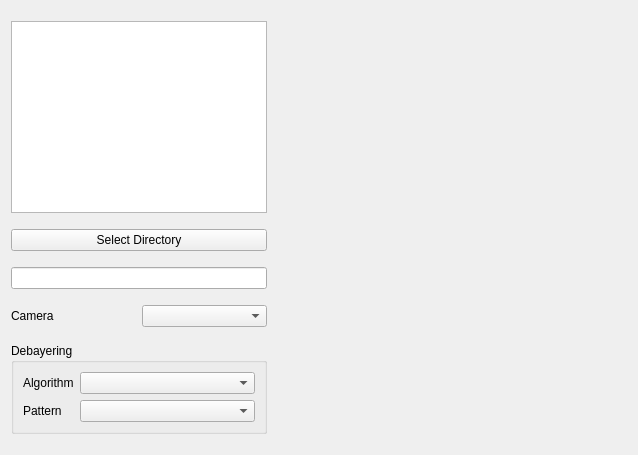
The window that src/pcot/assets/inputrgb.ui (AU-ExoMars/PCOT) describes before a commit, drawn with Qt 5.
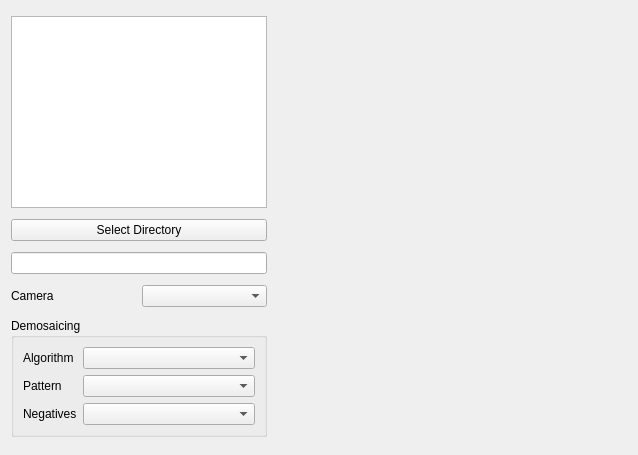
The same window after the commit. Custom widgets are drawn as their Qt base class.

Commit message: A lot more work on debayering / demosaicing. We now have Menon/DDFAPD, and post-processing for negatives. Contributions from the colour-demosaicing package source under license.

Patch:
```diff
--- a/src/pcot/assets/inputrgb.ui
+++ b/src/pcot/assets/inputrgb.ui
@@ -80,9 +80,12 @@
       </size>
      </property>
      <property name="title">
-      <string>Debayering</string>
+      <string>Demosaicing</string>
      </property>
      <layout class="QGridLayout" name="gridLayout_3">
+      <item row="3" column="1">
+       <widget class="QComboBox" name="patternCombo"/>
+      </item>
       <item row="3" column="0">
        <widget class="QLabel" name="label">
         <property name="sizePolicy">
@@ -96,8 +99,8 @@
         </property>
        </widget>
       </item>
-      <item row="3" column="1">
-       <widget class="QComboBox" name="patternCombo"/>
+      <item row="2" column="1">
+       <widget class="QComboBox" name="algoCombo"/>
       </item>
       <item row="2" column="0">
        <widget class="QLabel" name="label_2">
@@ -112,8 +115,15 @@
         </property>
        </widget>
       </item>
-      <item row="2" column="1">
-       <widget class="QComboBox" name="algoCombo"/>
+      <item row="4" column="1">
+       <widget class="QComboBox" name="negCombo"/>
+      </item>
+      <item row="4" column="0">
+       <widget class="QLabel" name="label_4">
+        <property name="text">
+         <string>Negatives</string>
+        </property>
+       </widget>
       </item>
      </layout>
     </widget>
```
The commit also changes 12 other files.
